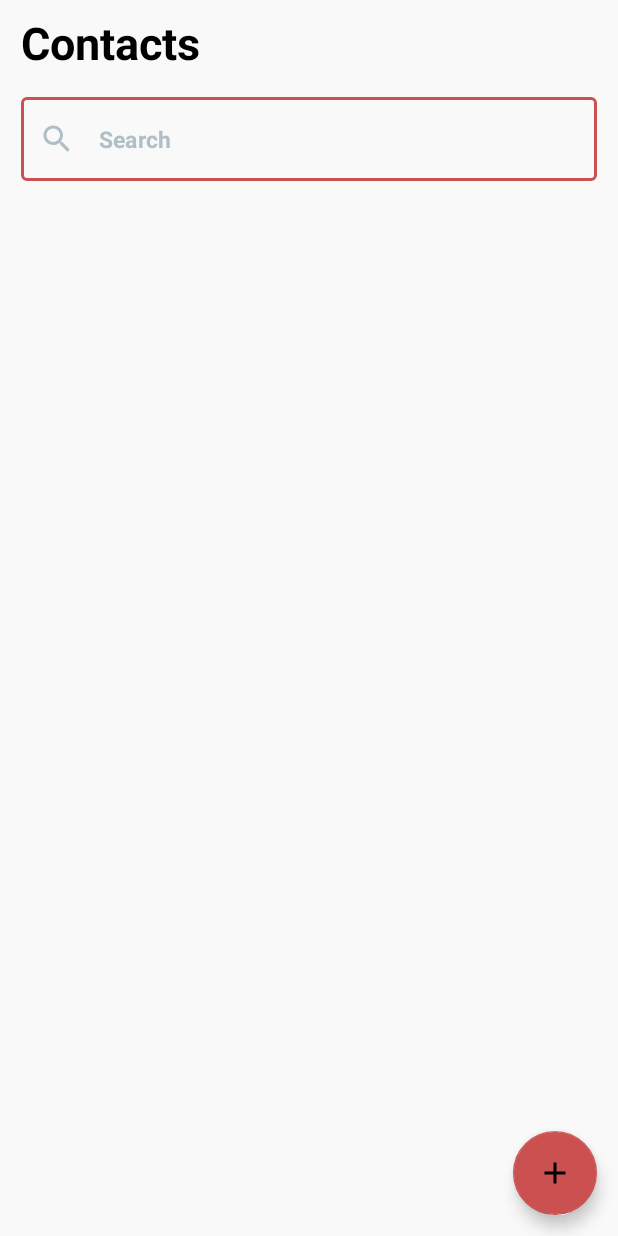
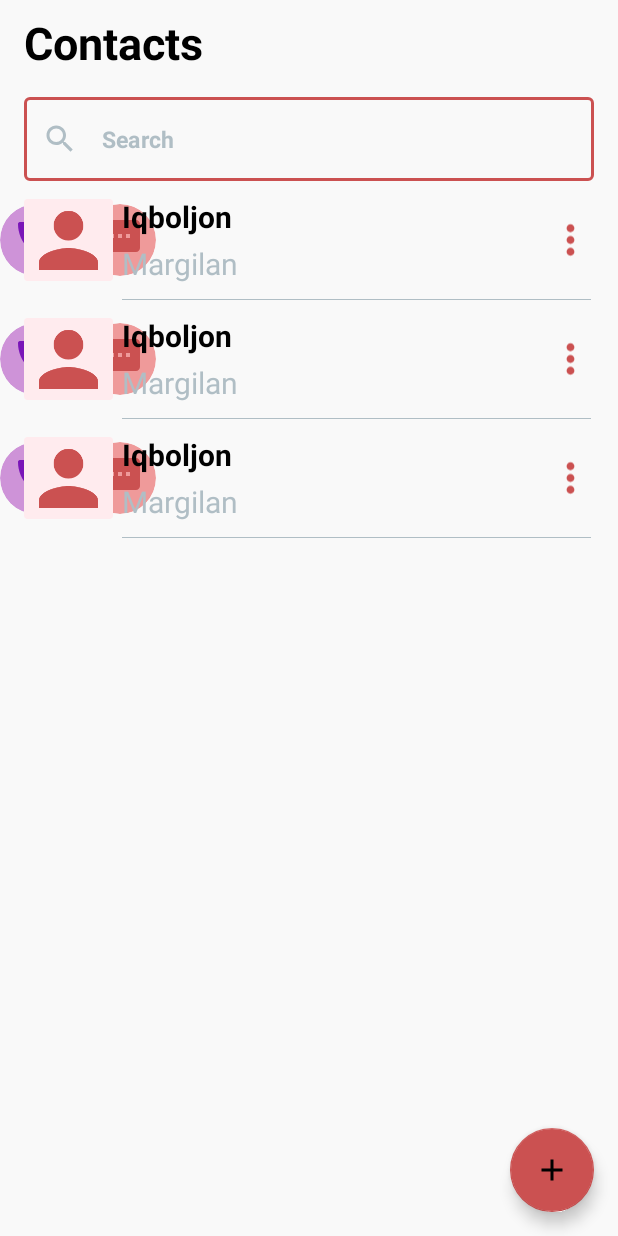
Before and after one commit to Iqboljon1/Contact_App, an Android app: the layout activity_main.xml on its own in the app's theme, with its tools: preview values and no code run, on a phone screen of 412 x 824 dp. Run offline under Robolectric (Android 15) with nearby library versions, the phone set to English and light mode, and no system bars; plain views replace SwipeRevealLayout.

Commit message:
Contact_App

```diff
--- a/app/src/main/res/layout/activity_main.xml
+++ b/app/src/main/res/layout/activity_main.xml
@@ -22,10 +22,10 @@
             android:textStyle="bold"
             android:textSize="30sp"
             android:textColor="@color/black"
-            android:layout_marginStart="14dp"
+            android:layout_marginStart="16dp"
             android:layout_marginBottom="8dp"
             android:layout_marginTop="8dp"
-            android:layout_marginEnd="14dp"
+            android:layout_marginEnd="16dp"
             android:layout_gravity="center_vertical"
             android:layout_weight="6"
             tools:ignore="HardcodedText"/>
@@ -37,10 +37,10 @@
         android:layout_width="match_parent"
         android:layout_height="wrap_content"
         app:layout_constraintTop_toBottomOf="@id/ly_actionBar"
-        android:layout_marginStart="14dp"
+        android:layout_marginStart="16dp"
         android:layout_marginBottom="8dp"
         android:layout_marginTop="8dp"
-        android:layout_marginEnd="14dp"
+        android:layout_marginEnd="16dp"
         app:hintEnabled="false"
         app:startIconTint="#B0BEC5"
         app:startIconDrawable="@drawable/ic_baseline_search_24"
@@ -65,19 +65,19 @@
     <androidx.recyclerview.widget.RecyclerView
         android:id="@+id/recycler"
         android:layout_width="match_parent"
-        android:layout_height="wrap_content"
+        android:layout_height="0dp"
         app:layout_constraintTop_toBottomOf="@id/til_search"
-        android:layout_marginStart="14dp"
+        app:layout_constraintBottom_toBottomOf="parent"
         android:layout_marginBottom="8dp"
         android:layout_marginTop="8dp"
         app:layoutManager="androidx.recyclerview.widget.LinearLayoutManager"
-        android:layout_marginEnd="14dp"/>
+        tools:listitem="@layout/item_contact"/>
 
     <com.google.android.material.floatingactionbutton.FloatingActionButton
         android:id="@+id/fab"
         android:layout_width="wrap_content"
         android:layout_height="wrap_content"
-        android:layout_margin="14dp"
+        android:layout_margin="16dp"
         android:clickable="true"
         app:layout_constraintBottom_toBottomOf="parent"
         app:layout_constraintRight_toRightOf="parent"
--- a/app/src/main/res/layout/item_contact.xml
+++ b/app/src/main/res/layout/item_contact.xml
@@ -39,7 +39,7 @@
             android:id="@+id/btn_card_sms"
             android:layout_width="48dp"
             android:layout_height="48dp"
-            android:layout_marginEnd="0dp"
+            android:layout_marginEnd="16dp"
             android:layout_marginBottom="8dp"
             app:cardBackgroundColor="#EF9A9A"
             app:cardCornerRadius="100dp"
@@ -62,6 +62,8 @@
         android:id="@+id/layout"
         android:layout_width="match_parent"
         android:layout_height="wrap_content"
+        android:paddingStart="16dp"
+        android:paddingEnd="16dp"
         android:orientation="vertical">
 
         <LinearLayout
@@ -77,9 +79,11 @@
                 <androidx.cardview.widget.CardView
                     android:layout_width="match_parent"
                     android:layout_height="match_parent"
-                    android:layout_margin="4dp"
                     app:cardBackgroundColor="#FFEBEE"
                     app:cardCornerRadius="2dp"
+                    android:layout_marginTop="4dp"
+                    android:layout_marginBottom="4dp"
+                    android:layout_marginEnd="4dp"
                     app:cardElevation="0dp">
 
                     <ImageView
```
Also changed, not shown: app/src/main/java/com/ir/contactapp/Myshare/MyShare.kt (deleted, +0 -44 lines).
